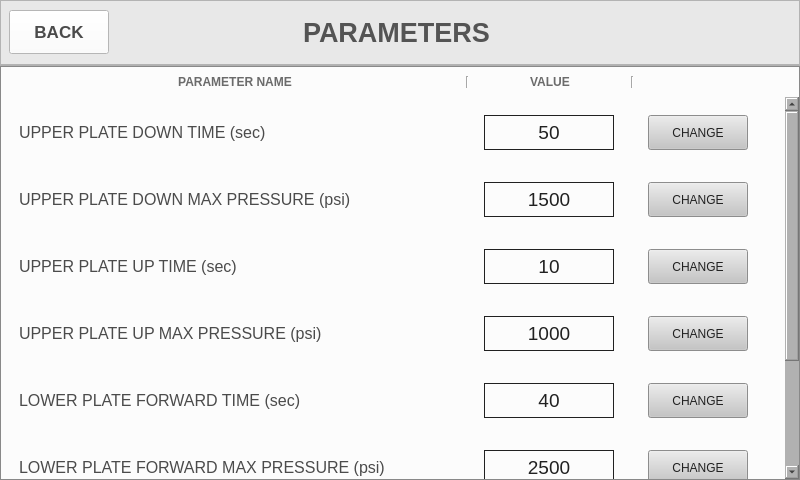
First picture: the form in UI/parameters.ui, repository gursingh1996/PyQt5-HMU-3000, before the edit.
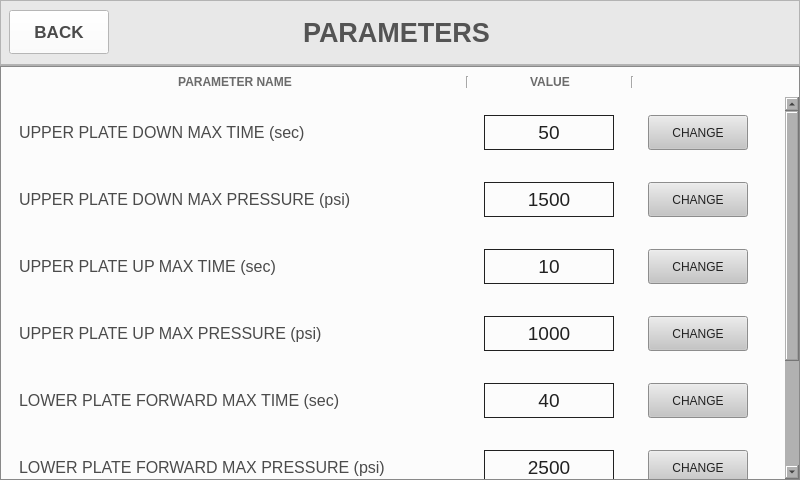
Second picture: the form after the edit. Icons and pictures are not drawn.

Commit message: Parameter input page minor changes

What changed in the file:
```diff
--- a/UI/parameters.ui
+++ b/UI/parameters.ui
@@ -337,7 +337,7 @@
              <property name="geometry">
               <rect>
                <x>0</x>
-               <y>-158</y>
+               <y>0</y>
                <width>784</width>
                <height>540</height>
               </rect>
@@ -381,7 +381,7 @@
                     <string notr="true">color: rgb(75, 75, 75);</string>
                    </property>
                    <property name="text">
-                    <string>UPPER PLATE DOWN TIME (sec)</string>
+                    <string>UPPER PLATE DOWN MAX TIME (sec)</string>
                    </property>
                   </widget>
                  </item>
@@ -709,7 +709,7 @@
                     <string notr="true">color: rgb(75, 75, 75);</string>
                    </property>
                    <property name="text">
-                    <string>UPPER PLATE UP TIME (sec)</string>
+                    <string>UPPER PLATE UP MAX TIME (sec)</string>
                    </property>
                   </widget>
                  </item>
@@ -1037,7 +1037,7 @@
                     <string notr="true">color: rgb(75, 75, 75);</string>
                    </property>
                    <property name="text">
-                    <string>LOWER PLATE FORWARD TIME (sec)</string>
+                    <string>LOWER PLATE FORWARD MAX TIME (sec)</string>
                    </property>
                   </widget>
                  </item>
```
Left out of the diff: 2 changed lines with no effect on the pictures. The commit also changes 7 other files.
